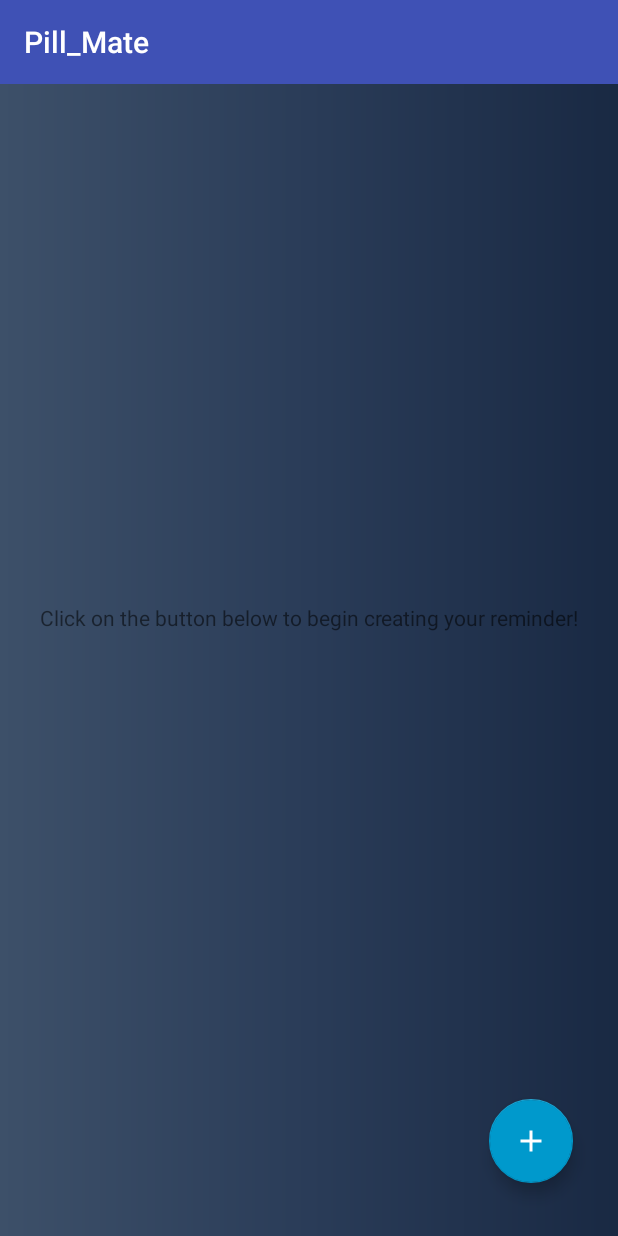
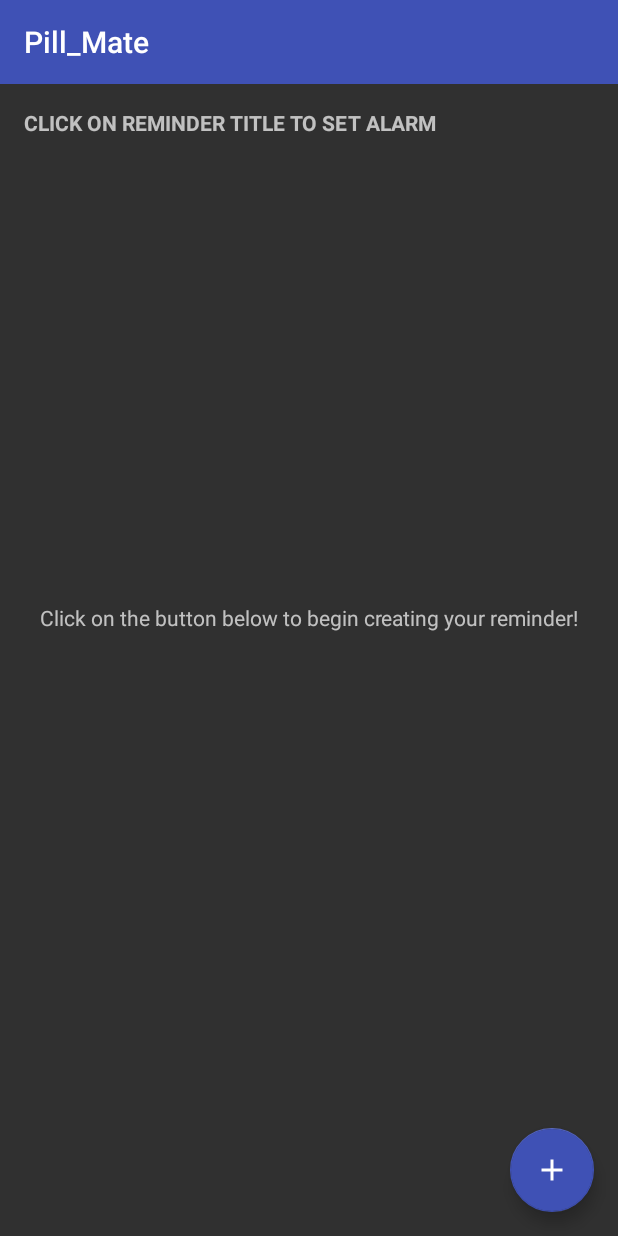
Before and after one commit to shusil0/TU20Pill_Mate, an Android app: the alarm_main screen opened directly, with no data from a screen before it, on a phone screen of 412 x 824 dp. Run offline under Robolectric (Android 15) with nearby library versions, the phone set to English and light mode, and no system bars; libraries missing offline, so code that uses them is left out: com.amulyakhare.textdrawable.

Commit message:
SQLite DB to save reminders

```diff
--- a/app/src/main/java/com/example/user/tu20pill_mate/data/AlarmReminderContract.java
+++ b/app/src/main/java/com/example/user/tu20pill_mate/data/AlarmReminderContract.java
@@ -13,7 +13,7 @@ public class AlarmReminderContract {
     private AlarmReminderContract() {
     }
 
-    public static final String CONTENT_AUTHORITY = "com.delaroystudios.alarmreminder";
+    public static final String CONTENT_AUTHORITY = "com.example.user.tu20pill_mate";
 
     public static final Uri BASE_CONTENT_URI = Uri.parse("content://" + CONTENT_AUTHORITY);
 
--- a/app/src/main/java/com/example/user/tu20pill_mate/get_started.java
+++ b/app/src/main/java/com/example/user/tu20pill_mate/get_started.java
@@ -13,7 +13,7 @@ public class get_started extends AppCompatActivity {
     }
 
     public void switchToNotification() {
-        Intent i = new Intent(this, AddReminderActivity.class);
+        Intent i = new Intent(this, alarm_main.class);
         startActivity(i);
     }
 
--- a/app/src/main/java/com/example/user/tu20pill_mate/reminder/AlarmManagerProvider.java
+++ b/app/src/main/java/com/example/user/tu20pill_mate/reminder/AlarmManagerProvider.java
@@ -3,14 +3,14 @@ package com.example.user.tu20pill_mate.reminder;
 import android.app.AlarmManager;
 import android.content.Context;
 
+
 /**
- * Created by Shusil.
+ * Created by Shusil
  */
 
 public class AlarmManagerProvider {
     private static final String TAG = AlarmManagerProvider.class.getSimpleName();
     private static AlarmManager sAlarmManager;
-
     public static synchronized void injectAlarmManager(AlarmManager alarmManager) {
         if (sAlarmManager != null) {
             throw new IllegalStateException("Alarm Manager Already Set");
--- a/app/src/main/java/com/example/user/tu20pill_mate/reminder/AlarmScheduler.java
+++ b/app/src/main/java/com/example/user/tu20pill_mate/reminder/AlarmScheduler.java
@@ -15,7 +15,8 @@ public class AlarmScheduler {
     /**
      * Schedule a reminder alarm at the specified time for the given task.
      *
-     * @param context      Local application or activity context
+     * @param context Local application or activity context
+
      * @param reminderTask Uri referencing the task in the content provider
      */
 
--- a/app/src/main/res/layout/activity_alarm_main.xml
+++ b/app/src/main/res/layout/activity_alarm_main.xml
@@ -4,9 +4,7 @@
     xmlns:tools="http://schemas.android.com/tools"
     android:layout_width="match_parent"
     android:layout_height="match_parent"
-    android:background="@drawable/gradient"
-    tools:context=".alarm_main">
-
+    tools:context="com.example.user.tu20pill_mate.alarm_main">
 
     <android.support.v7.widget.Toolbar
         android:id="@+id/toolbar"
@@ -20,12 +18,19 @@
         android:background="?attr/colorPrimary" />
 
 
+    <TextView
+        android:id="@+id/reminderText"
+        android:layout_width="match_parent"
+        android:layout_height="wrap_content"
+        android:padding="16dp"
+        android:layout_below="@+id/toolbar"
+        android:textStyle="bold"
+        android:text="CLICK ON REMINDER TITLE TO SET ALARM" />
     <ListView
         android:id="@+id/list"
+        android:layout_below="@+id/reminderText"
         android:layout_width="match_parent"
-        android:layout_height="match_parent"
-        android:layout_alignParentStart="true"
-        android:layout_alignParentTop="true" />
+        android:layout_height="match_parent" />
 
     <RelativeLayout
         android:id="@+id/empty_view"
@@ -48,13 +53,10 @@
         android:layout_width="wrap_content"
         android:layout_height="wrap_content"
         android:layout_alignParentBottom="true"
-        android:layout_alignParentEnd="true"
-        android:layout_marginBottom="35dp"
-        android:layout_marginEnd="30dp"
-
+        android:layout_alignParentRight="true"
+        android:layout_margin="@dimen/fab_margin"
         android:src="@drawable/ic_add"
-        app:backgroundTint="@android:color/holo_blue_dark"
+        app:backgroundTint="@color/colorPrimary"
         app:fabSize="normal" />
 
-
 </RelativeLayout>
--- a/app/src/main/res/values/styles.xml
+++ b/app/src/main/res/values/styles.xml
@@ -1,11 +1,25 @@
 <resources>
 
+    <!--  &lt;!&ndash; Base application theme. &ndash;&gt;
+      <style name="AppTheme" parent="Theme.AppCompat.Light.NoActionBar">
+          &lt;!&ndash; Customize your theme here. &ndash;&gt;
+          <item name="colorPrimary">@color/colorPrimary</item>
+          <item name="colorPrimaryDark">@color/colorPrimaryDark</item>
+          <item name="colorAccent">@color/colorAccent</item>
+      </style>
+  -->
+
+
     <!-- Base application theme. -->
-    <style name="AppTheme" parent="Theme.AppCompat.Light.NoActionBar">
+    <style name="AppTheme" parent="Theme.AppCompat.NoActionBar">
         <!-- Customize your theme here. -->
         <item name="colorPrimary">@color/colorPrimary</item>
         <item name="colorPrimaryDark">@color/colorPrimaryDark</item>
         <item name="colorAccent">@color/colorAccent</item>
+        <item name="actionModeBackground">@color/colorPrimary</item>
+        <item name="actionBarPopupTheme">@style/ThemeOverlay.AppCompat</item>
+        <item name="android:windowNoTitle">true</item>
+        <item name="windowActionModeOverlay">true</item>
     </style>
 
 
```
Also changed, not shown: app/src/main/AndroidManifest.xml (+12 -0 lines), app/src/main/java/com/example/user/tu20pill_mate/AddReminderActivity.java (+20 -2 lines), app/src/main/java/com/example/user/tu20pill_mate/AlarmCursorAdapter.java (+25 -6 lines), app/src/main/java/com/example/user/tu20pill_mate/alarm_main.java (+81 -6 lines), app/src/main/java/com/example/user/tu20pill_mate/data/AlarmReminderDbHelper.java (+8 -8 lines), app/src/main/java/com/example/user/tu20pill_mate/reminder/ReminderAlarmService.java (+5 -7 lines), app/src/main/java/com/example/user/tu20pill_mate/data/AlarmReminderProvider.java (line endings or trailing spaces).
